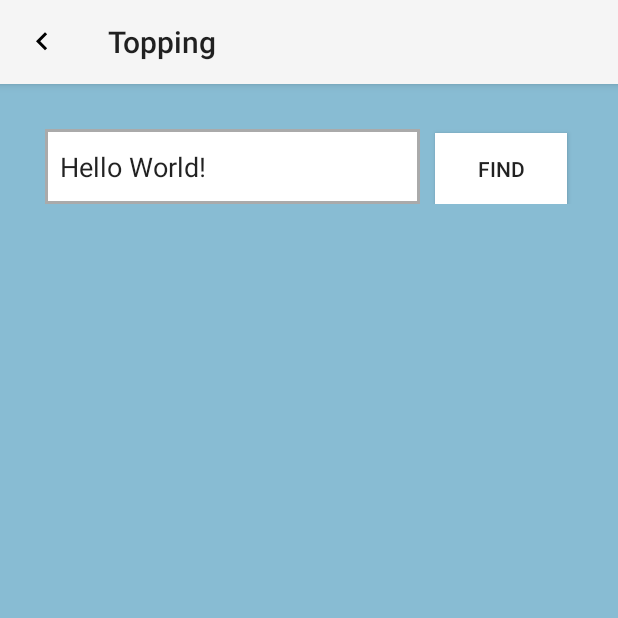
After one commit to rkek9501/Topping, an Android app: the SearchActivity screen opened directly, with no data from a screen before it, on a phone screen of 412 x 824 dp, the top half of it. The commit adds this screen. Run offline under Robolectric (Android 15) with nearby library versions, the light colour scheme and no system bars.

Commit message:
검색 페이지 추가

```diff
--- a/app/src/main/AndroidManifest.xml
+++ b/app/src/main/AndroidManifest.xml
@@ -42,6 +42,15 @@
                 android:value="com.example.topping.topping.MainActivity" />
         </activity>
 
+        <activity
+            android:name=".SearchActivity"
+            android:theme="@style/MyActionBar"
+            android:parentActivityName=".MainActivity">
+            <meta-data
+                android:name="android.support.PARENT_ACTIVITY"
+                android:value="com.example.topping.topping.MainActivity" />
+        </activity>
+
 
     </application>
 
--- a/app/src/main/java/com/example/topping/topping/MainActivity.java
+++ b/app/src/main/java/com/example/topping/topping/MainActivity.java
@@ -13,18 +13,28 @@ import android.support.v7.app.AppCompatActivity;
 import android.support.v7.widget.Toolbar;
 import android.view.Menu;
 import android.view.MenuItem;
+import android.widget.Button;
 import android.widget.EditText;
 
 public class MainActivity extends AppCompatActivity
         implements NavigationView.OnNavigationItemSelectedListener {
 
     EditText editText;
+    Button findBtn;
     @Override
     protected void onCreate(Bundle savedInstanceState) {
         super.onCreate(savedInstanceState);
         setContentView(R.layout.activity_main);
 
         editText = (EditText)findViewById(R.id.main_editText);
+        findBtn = (Button)findViewById(R.id.main_find_btn);
+
+        findBtn.setOnClickListener(new View.OnClickListener() {
+            @Override
+            public void onClick(View v) {
+                startActivity(new Intent(getApplicationContext(), SearchActivity.class));
+            }
+        });
 
         Toolbar toolbar = (Toolbar) findViewById(R.id.toolbar);
         setSupportActionBar(toolbar);
--- /dev/null
+++ b/app/src/main/java/com/example/topping/topping/SearchActivity.java
@@ -0,0 +1,16 @@
+package com.example.topping.topping;
+
+import android.support.v7.app.AppCompatActivity;
+import android.os.Bundle;
+
+public class SearchActivity extends AppCompatActivity {
+
+    @Override
+    protected void onCreate(Bundle savedInstanceState) {
+        super.onCreate(savedInstanceState);
+        setContentView(R.layout.activity_search);
+
+        getSupportActionBar().setDisplayHomeAsUpEnabled(true);
+        getSupportActionBar().setHomeAsUpIndicator(R.drawable.ic_keyboard_arrow_left_black_24dp);
+    }
+}
--- /dev/null
+++ b/app/src/main/res/layout/activity_search.xml
@@ -0,0 +1,42 @@
+<?xml version="1.0" encoding="utf-8"?>
+<LinearLayout
+    xmlns:android="http://schemas.android.com/apk/res/android"
+    xmlns:app="http://schemas.android.com/apk/res-auto"
+    xmlns:tools="http://schemas.android.com/tools"
+    android:layout_width="match_parent"
+    android:layout_height="match_parent"
+    android:orientation="vertical"
+    android:background="@color/colorAccent"
+    tools:context="com.example.topping.topping.SearchActivity">
+    <LinearLayout
+        android:layout_width="match_parent"
+        android:layout_height="wrap_content"
+        android:padding="30dp"
+        android:orientation="horizontal">
+
+        <EditText
+            android:id="@+id/main_editText"
+            android:layout_width="250dp"
+            android:layout_height="50dp"
+            android:text="Hello World!"
+            android:background="@drawable/border"
+            app:layout_constraintBottom_toBottomOf="parent"
+            app:layout_constraintLeft_toLeftOf="parent"
+            app:layout_constraintRight_toRightOf="parent"
+            app:layout_constraintTop_toTopOf="parent"
+            android:paddingHorizontal="10dp"/>
+
+        <Button
+            android:layout_width="wrap_content"
+            android:layout_height="wrap_content"
+            android:text="Find"
+            android:layout_marginLeft="10dp"
+            android:background="@color/colorPrimary"/>
+
+    </LinearLayout>
+
+    <ListView
+        android:layout_width="match_parent"
+        android:layout_height="match_parent"/>
+
+</LinearLayout>
--- a/app/src/main/res/layout/content_main.xml
+++ b/app/src/main/res/layout/content_main.xml
@@ -33,6 +33,7 @@
             android:paddingHorizontal="10dp"/>
 
         <Button
+            android:id="@+id/main_find_btn"
             android:layout_width="wrap_content"
             android:layout_height="wrap_content"
             android:text="Find"
```
